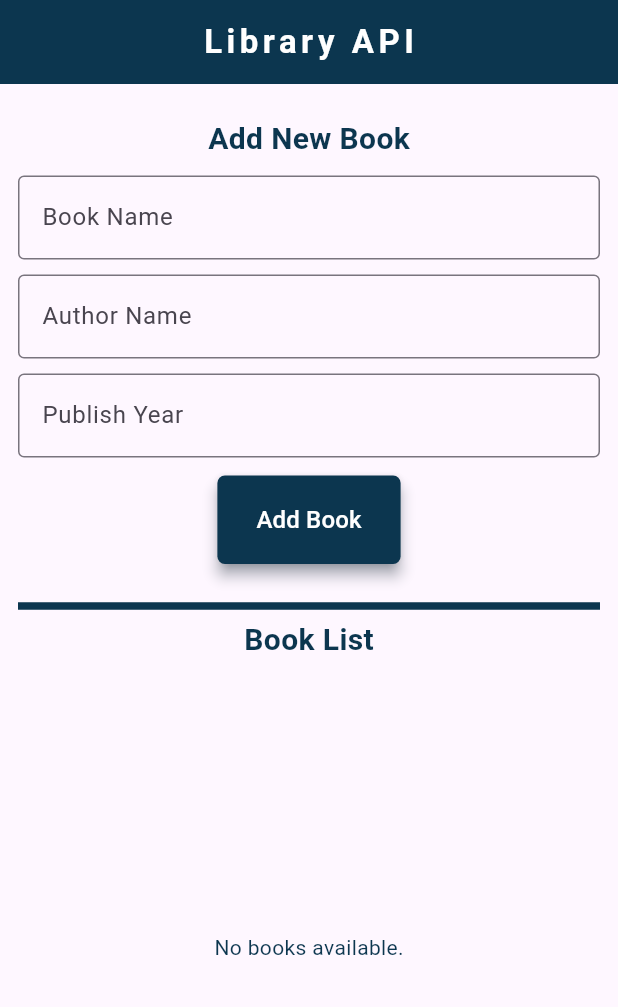
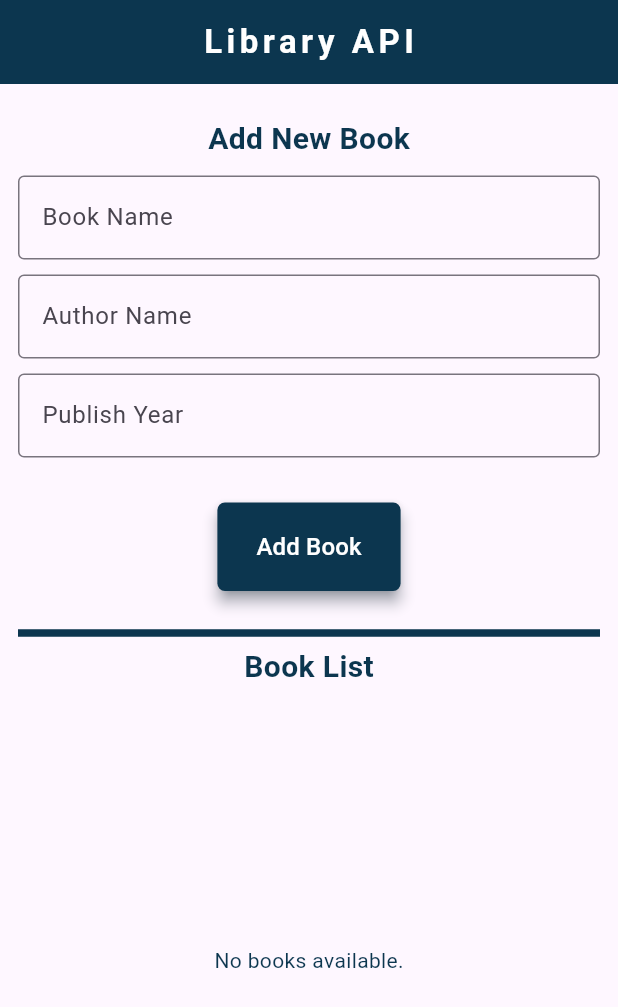
Before and after one commit to Ehsan2022/app_data_fetch, a Flutter app: the screen it shows after launch, after a tap on "Add Book", on a phone screen of 412 x 824 dp. Shown: the top 1007 px of the screen. Run offline on Flutter 3.47's test engine with Material 3 defaults, Android fonts, the phone set to English and light mode, and no system bars; network calls fail.

Commit message:
name changed

```diff
--- a/lib/books.dart
+++ /dev/null
@@ -1,23 +0,0 @@
-// Model class
-class Book {
-  final String id;
-  final String name;
-  final String author;
-  final String year;
-
-  Book({
-    required this.id,
-    required this.name,
-    required this.author,
-    required this.year,
-  });
-
-  factory Book.fromJson(Map<String, dynamic> json) {
-    return Book(
-      id: json['id'] ?? '',
-      name: json['name'] ?? '',
-      author: json['author'] ?? '',
-      year: json['year'] ?? '',
-    );
-  }
-}
--- a/lib/main.dart
+++ b/lib/main.dart
@@ -1,7 +1,6 @@
 import 'package:flutter/material.dart';
 import 'package:http/http.dart' as http;
 import 'dart:convert';
-import 'books.dart';
 
 void main() {
   runApp(const MyApp());
@@ -19,8 +18,8 @@ class _MyAppState extends State<MyApp> {
    TextEditingController authorname = TextEditingController();
    TextEditingController publishyear = TextEditingController();
    bool flag = true;
-   List<Book> books = [];
-
+   List<dynamic> books=[];
+   final String apiUrl = 'https://681cd33bf74de1d219adee2a.mockapi.io/books';
 
   @override
   void initState() {
@@ -30,36 +29,40 @@ class _MyAppState extends State<MyApp> {
 
   // Add books to API
   Future<void> addBook() async {
-    const String apiUrl = 'https://681cd33bf74de1d219adee2a.mockapi.io/books';
-
-    http.post(
+  final response = await http.post(
     Uri.parse(apiUrl),
     headers: {'Content-Type': 'application/json'},
-      body: jsonEncode({
+    body: json.encode({
       'name': bookname.text,
       'author': authorname.text,
       'year': publishyear.text,
     }),
   );
+
+  if (response.statusCode == 201) {
     bookname.clear();
     authorname.clear();
     publishyear.clear();
+    await fetchBooks();
+  }
 }
 
   // Fetch books from API
   Future<void> fetchBooks() async {
-    const String apiUrl = 'https://681cd33bf74de1d219adee2a.mockapi.io/books';
-
     final response = await http.get(Uri.parse(apiUrl));
-    List<dynamic> data = jsonDecode(response.body);
     setState(() {
-      books = data.map((json) => Book.fromJson(json)).toList();
+           books = json.decode(response.body);
     });
   }
-  deleteBook(String id){
-    final String deleteUrl = 'https://681cd33bf74de1d219adee2a.mockapi.io/books/$id';
-    http.delete(Uri.parse(deleteUrl));
+  Future<void> deleteBook(String id) async {
+  final String deleteUrl = '$apiUrl/$id';
+  final response = await http.delete(Uri.parse(deleteUrl));
+
+  if (response.statusCode == 200) {
+    await fetchBooks();
   }
+}
+
 
   @override
   Widget build(BuildContext context) {
@@ -111,13 +114,10 @@ class _MyAppState extends State<MyApp> {
                   hintText: "Enter Book Publish Year",
                 ),
               ),
-              const SizedBox(height: 12),
+              const SizedBox(height: 30),
               ElevatedButton.icon(
                 onPressed: (){
-                  setState(() {
                     addBook();
-                    fetchBooks();
-                  });
                   },
                 label:Text(
                   "Add Book", style: TextStyle(color: Colors.white, fontSize: 16),
@@ -158,14 +158,11 @@ class _MyAppState extends State<MyApp> {
                                               backgroundColor: Colors.white,
                                               child: Text('${index + 1}',style: TextStyle(color:  const Color.fromARGB(255, 12, 54, 79)),),
                                             ),
-                                      title:Text(book.name, style: const TextStyle(color: Colors.white,fontSize: 16,fontWeight: FontWeight.bold),),
-                                      subtitle:Text("Author: ${book.author} | Year: ${book.year}", style: const TextStyle(color: Colors.white70,fontWeight: FontWeight.bold),),
+                                      title:Text(book['name'], style: const TextStyle(color: Colors.white,fontSize: 16,fontWeight: FontWeight.bold),),
+                                      subtitle:Text("Author: ${book['author']} | Year: ${book['year']}", style: const TextStyle(color: Colors.white70,fontWeight: FontWeight.bold),),
                                       trailing:GestureDetector(
-                                                  onTap: (){
-                                                    setState(() {
-                                                      deleteBook(book.id);
-                                                      fetchBooks();
-                                                    });
+                                                 onTap: () async {
+                                                    await deleteBook(book['id']);
                                                   },
                                                   child: Icon(Icons.delete,color:Colors.white ,size: 28,),
                                                 ),
```
Lines whose indentation alone changed are shown as unchanged.
